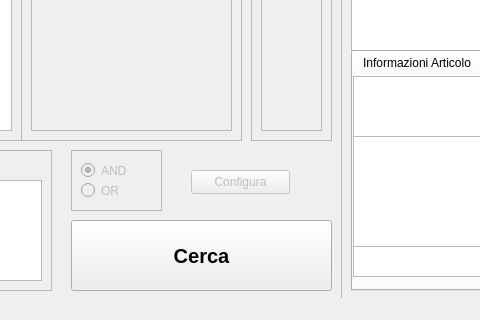
Qt form lescienze500.ui (simon-r/LeScienze500) before a commit; both pictures show x 239 to 719 and y 367 to 687 of the 1089 by 687 pixel window.
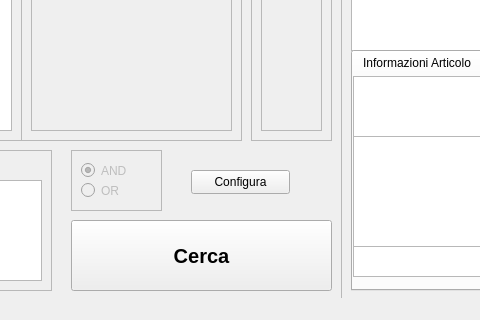
The same form after that commit.

```diff
--- a/lescienze500.ui
+++ b/lescienze500.ui
@@ -654,7 +654,7 @@
    </widget>
    <widget class="QPushButton" name="Configura">
     <property name="enabled">
-     <bool>false</bool>
+     <bool>true</bool>
     </property>
     <property name="geometry">
      <rect>
```
